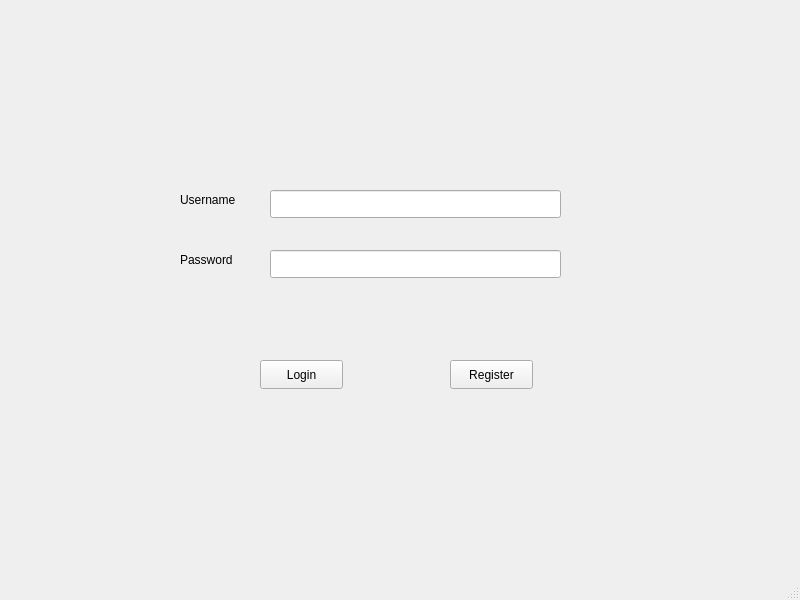
ArithAmer/CinemaRegister, file cinema/LoginWindow.ui: the form before one commit.
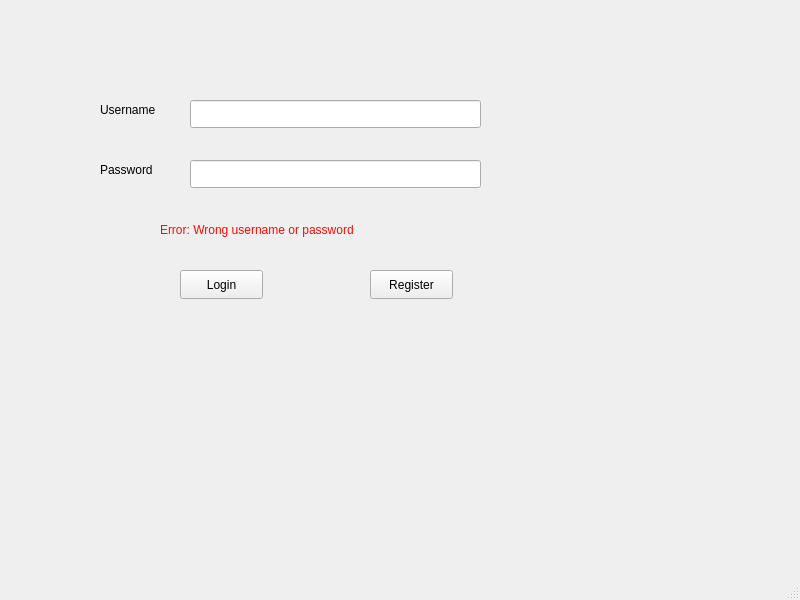
The form after the commit.

The edit to the form file:
```diff
--- a/cinema/LoginWindow.ui
+++ b/cinema/LoginWindow.ui
@@ -11,27 +11,27 @@
    </rect>
   </property>
   <property name="windowTitle">
-   <string>MainWindow</string>
+   <string>LoginWindow</string>
   </property>
   <widget class="QWidget" name="centralwidget">
-   <widget class="QPushButton" name="login">
+   <widget class="QLabel" name="errors">
     <property name="geometry">
      <rect>
-      <x>260</x>
-      <y>360</y>
-      <width>83</width>
-      <height>29</height>
+      <x>160</x>
+      <y>220</y>
+      <width>321</width>
+      <height>20</height>
      </rect>
     </property>
     <property name="text">
-     <string>Login</string>
+     <string>&lt;html&gt;&lt;head/&gt;&lt;body&gt;&lt;p&gt;&lt;span style=&quot; color:#ff0900;&quot;&gt;Error: Wrong username or password&lt;/span&gt;&lt;/p&gt;&lt;/body&gt;&lt;/html&gt;</string>
     </property>
    </widget>
    <widget class="QPushButton" name="pushButton_2">
     <property name="geometry">
      <rect>
-      <x>450</x>
-      <y>360</y>
+      <x>370</x>
+      <y>270</y>
       <width>83</width>
       <height>29</height>
      </rect>
@@ -40,24 +40,37 @@
      <string>Register</string>
     </property>
    </widget>
-   <widget class="QLabel" name="label">
+   <widget class="QLineEdit" name="password">
+    <property name="geometry">
+     <rect>
+      <x>190</x>
+      <y>160</y>
+      <width>291</width>
+      <height>28</height>
+     </rect>
+    </property>
+    <property name="echoMode">
+     <enum>QLineEdit::Password</enum>
+    </property>
+   </widget>
+   <widget class="QPushButton" name="login">
     <property name="geometry">
      <rect>
       <x>180</x>
-      <y>190</y>
-      <width>81</width>
-      <height>20</height>
+      <y>270</y>
+      <width>83</width>
+      <height>29</height>
      </rect>
     </property>
     <property name="text">
-     <string>Username</string>
+     <string>Login</string>
     </property>
    </widget>
    <widget class="QLabel" name="label_2">
     <property name="geometry">
      <rect>
-      <x>180</x>
-      <y>250</y>
+      <x>100</x>
+      <y>160</y>
       <width>91</width>
       <height>20</height>
      </rect>
@@ -69,37 +82,24 @@
    <widget class="QLineEdit" name="username">
     <property name="geometry">
      <rect>
-      <x>270</x>
-      <y>190</y>
+      <x>190</x>
+      <y>100</y>
       <width>291</width>
       <height>28</height>
      </rect>
     </property>
    </widget>
-   <widget class="QLineEdit" name="password">
+   <widget class="QLabel" name="label">
     <property name="geometry">
      <rect>
-      <x>270</x>
-      <y>250</y>
-      <width>291</width>
-      <height>28</height>
-     </rect>
-    </property>
-    <property name="echoMode">
-     <enum>QLineEdit::Password</enum>
-    </property>
-   </widget>
-   <widget class="QLabel" name="errors">
-    <property name="geometry">
-     <rect>
-      <x>240</x>
-      <y>310</y>
-      <width>321</width>
+      <x>100</x>
+      <y>100</y>
+      <width>81</width>
       <height>20</height>
      </rect>
     </property>
     <property name="text">
-     <string/>
+     <string>Username</string>
     </property>
    </widget>
   </widget>
@@ -109,7 +109,7 @@
      <x>0</x>
      <y>0</y>
      <width>800</width>
-     <height>25</height>
+     <height>26</height>
     </rect>
    </property>
   </widget>
```
